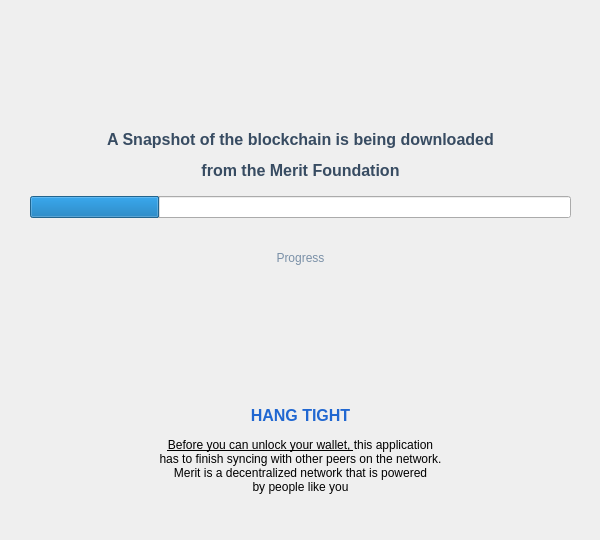
meritlabs/merit, file src/qt/forms/faststart.ui: the form before one commit.
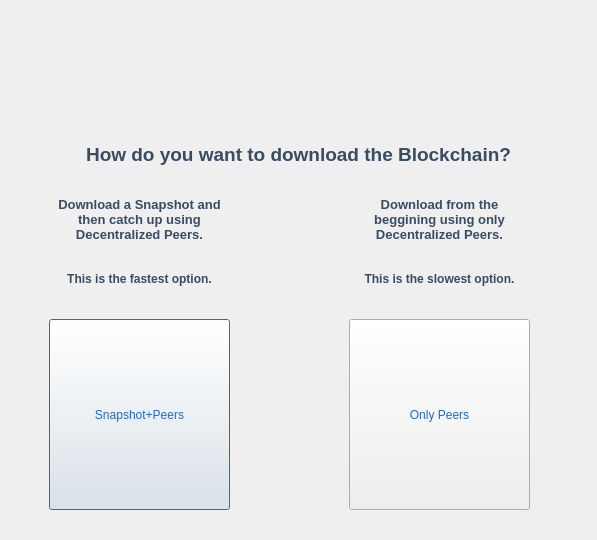
The form after the commit. Icons and pictures are not drawn.

Commit message: Add a choice dialog allowing user to pick snapshot or peer download.

What changed in the file:
```diff
--- a/src/qt/forms/faststart.ui
+++ b/src/qt/forms/faststart.ui
@@ -6,59 +6,20 @@
    <rect>
     <x>0</x>
     <y>0</y>
-    <width>600</width>
+    <width>597</width>
     <height>540</height>
    </rect>
   </property>
   <property name="windowTitle">
    <string>Dialog</string>
   </property>
-  <widget class="QWidget" name="verticalLayoutWidget">
-   <property name="geometry">
-    <rect>
-     <x>30</x>
-     <y>121</y>
-     <width>541</width>
-     <height>171</height>
-    </rect>
-   </property>
-   <layout class="QVBoxLayout" name="verticalLayout">
-    <item>
-     <widget class="QLabel" name="label_2">
-      <property name="text">
-       <string>&lt;html&gt;&lt;head/&gt;&lt;body&gt;&lt;p align=&quot;center&quot;&gt;&lt;span style=&quot; font-size:12pt; font-weight:600; color:#384c62;&quot;&gt;A Snapshot of the blockchain is being downloaded&lt;/span&gt;&lt;/p&gt;&lt;p align=&quot;center&quot;&gt;&lt;span style=&quot; font-size:12pt; font-weight:600; color:#384c62;&quot;&gt;from the Merit Foundation&lt;/span&gt;&lt;/p&gt;&lt;/body&gt;&lt;/html&gt;</string>
-      </property>
-      <property name="margin">
-       <number>20</number>
-      </property>
-     </widget>
-    </item>
-    <item>
-     <widget class="QProgressBar" name="progressBar">
-      <property name="value">
-       <number>24</number>
-      </property>
-      <property name="format">
-       <string/>
-      </property>
-     </widget>
-    </item>
-    <item>
-     <widget class="QLabel" name="statusLabel">
-      <property name="text">
-       <string>&lt;html&gt;&lt;head/&gt;&lt;body&gt;&lt;p align=&quot;center&quot;&gt;&lt;span style=&quot; color:#7a90a7;&quot;&gt;Progress&lt;/span&gt;&lt;/p&gt;&lt;/body&gt;&lt;/html&gt;</string>
-      </property>
-     </widget>
-    </item>
-   </layout>
-  </widget>
   <widget class="QWidget" name="layoutWidget">
    <property name="geometry">
     <rect>
      <x>11</x>
      <y>10</y>
-     <width>581</width>
-     <height>101</height>
+     <width>571</width>
+     <height>102</height>
     </rect>
    </property>
    <layout class="QVBoxLayout" name="verticalLayoutIcon">
@@ -116,11 +77,189 @@
     </item>
    </layout>
   </widget>
+  <widget class="QStackedWidget" name="stack">
+   <property name="geometry">
+    <rect>
+     <x>-1</x>
+     <y>119</y>
+     <width>601</width>
+     <height>421</height>
+    </rect>
+   </property>
+   <property name="currentIndex">
+    <number>0</number>
+   </property>
+   <widget class="QWidget" name="choicePage">
+    <widget class="QLabel" name="label_3">
+     <property name="geometry">
+      <rect>
+       <x>30</x>
+       <y>0</y>
+       <width>539</width>
+       <height>71</height>
+      </rect>
+     </property>
+     <property name="text">
+      <string>&lt;html&gt;&lt;head/&gt;&lt;body&gt;&lt;p align=&quot;center&quot;&gt;&lt;span style=&quot; font-size:14pt; font-weight:600; color:#384c62;&quot;&gt;How do you want to download the Blockchain?&lt;/span&gt;&lt;/p&gt;&lt;/body&gt;&lt;/html&gt;</string>
+     </property>
+     <property name="margin">
+      <number>0</number>
+     </property>
+    </widget>
+    <widget class="QPushButton" name="snapshotButton">
+     <property name="geometry">
+      <rect>
+       <x>50</x>
+       <y>200</y>
+       <width>181</width>
+       <height>191</height>
+      </rect>
+     </property>
+     <property name="styleSheet">
+      <string notr="true">font: 14pt &quot;Sans Serif&quot;; color: rgb(32, 103, 209);</string>
+     </property>
+     <property name="text">
+      <string>Snapshot+Peers</string>
+     </property>
+    </widget>
+    <widget class="QPushButton" name="peersButton">
+     <property name="geometry">
+      <rect>
+       <x>350</x>
+       <y>200</y>
+       <width>181</width>
+       <height>191</height>
+      </rect>
+     </property>
+     <property name="styleSheet">
+      <string notr="true">font: 14pt &quot;Sans Serif&quot;; color: rgb(32, 103, 209);</string>
+     </property>
+     <property name="text">
+      <string>Only Peers</string>
+     </property>
+    </widget>
+    <widget class="QLabel" name="label_4">
+     <property name="geometry">
+      <rect>
+       <x>50</x>
+       <y>70</y>
+       <width>181</width>
+       <height>61</height>
+      </rect>
+     </property>
+     <property name="text">
+      <string>&lt;html&gt;&lt;head/&gt;&lt;body&gt;&lt;p align=&quot;center&quot;&gt;&lt;span style=&quot; font-size:10pt; font-weight:600; color:#384c62;&quot;&gt;Download a Snapshot and then catch up using Decentralized Peers.&lt;/span&gt;&lt;/p&gt;&lt;/body&gt;&lt;/html&gt;</string>
+     </property>
+     <property name="wordWrap">
+      <bool>true</bool>
+     </property>
+     <property name="margin">
+      <number>0</number>
+     </property>
+    </widget>
+    <widget class="QLabel" name="label_5">
+     <property name="geometry">
+      <rect>
+       <x>350</x>
+       <y>70</y>
+       <width>181</width>
+       <height>61</height>
+      </rect>
+     </property>
+     <property name="text">
+      <string>&lt;html&gt;&lt;head/&gt;&lt;body&gt;&lt;p align=&quot;center&quot;&gt;&lt;span style=&quot; font-size:10pt; font-weight:600; color:#384c62;&quot;&gt;Download from the beggining using only Decentralized Peers.&lt;/span&gt;&lt;/p&gt;&lt;/body&gt;&lt;/html&gt;</string>
+     </property>
+     <property name="wordWrap">
+      <bool>true</bool>
+     </property>
+     <property name="margin">
+      <number>0</number>
+     </property>
+    </widget>
+    <widget class="QLabel" name="label_6">
+     <property name="geometry">
+      <rect>
+       <x>50</x>
+       <y>120</y>
+       <width>181</width>
+       <height>81</height>
+      </rect>
+     </property>
+     <property name="text">
+      <string>&lt;html&gt;&lt;head/&gt;&lt;body&gt;&lt;p align=&quot;center&quot;&gt;&lt;span style=&quot; font-weight:600; color:#384c62;&quot;&gt;This is the fastest option.&lt;/span&gt;&lt;/p&gt;&lt;/body&gt;&lt;/html&gt;</string>
+     </property>
+     <property name="wordWrap">
+      <bool>true</bool>
+     </property>
+     <property name="margin">
+      <number>0</number>
+     </property>
+    </widget>
+    <widget class="QLabel" name="label_7">
+     <property name="geometry">
+      <rect>
+       <x>350</x>
+       <y>120</y>
+       <width>181</width>
+       <height>81</height>
+      </rect>
+     </property>
+     <property name="text">
+      <string>&lt;html&gt;&lt;head/&gt;&lt;body&gt;&lt;p align=&quot;center&quot;&gt;&lt;span style=&quot; font-weight:600; color:#384c62;&quot;&gt;This is the slowest option.&lt;/span&gt;&lt;/p&gt;&lt;/body&gt;&lt;/html&gt;</string>
+     </property>
+     <property name="wordWrap">
+      <bool>true</bool>
+     </property>
+     <property name="margin">
+      <number>0</number>
+     </property>
+    </widget>
+   </widget>
+   <widget class="QWidget" name="downloadPage">
+    <widget class="QWidget" name="verticalLayoutWidget">
+     <property name="geometry">
+      <rect>
+       <x>30</x>
+       <y>0</y>
+       <width>541</width>
+       <height>171</height>
+      </rect>
+     </property>
+     <layout class="QVBoxLayout" name="verticalLayout">
+      <item>
+       <widget class="QLabel" name="label_2">
+        <property name="text">
+         <string>&lt;html&gt;&lt;head/&gt;&lt;body&gt;&lt;p align=&quot;center&quot;&gt;&lt;span style=&quot; font-size:12pt; font-weight:600; color:#384c62;&quot;&gt;A Snapshot of the blockchain is being downloaded&lt;/span&gt;&lt;/p&gt;&lt;p align=&quot;center&quot;&gt;&lt;span style=&quot; font-size:12pt; font-weight:600; color:#384c62;&quot;&gt;from the Merit Foundation&lt;/span&gt;&lt;/p&gt;&lt;/body&gt;&lt;/html&gt;</string>
+        </property>
+        <property name="margin">
+         <number>20</number>
+        </property>
+       </widget>
+      </item>
+      <item>
+       <widget class="QProgressBar" name="progressBar">
+        <property name="value">
+         <number>24</number>
+        </property>
+        <property name="format">
+         <string/>
+        </property>
+       </widget>
+      </item>
+      <item>
+       <widget class="QLabel" name="statusLabel">
+        <property name="text">
+         <string>&lt;html&gt;&lt;head/&gt;&lt;body&gt;&lt;p align=&quot;center&quot;&gt;&lt;span style=&quot; color:#7a90a7;&quot;&gt;Progress&lt;/span&gt;&lt;/p&gt;&lt;/body&gt;&lt;/html&gt;</string>
+        </property>
+       </widget>
+      </item>
+     </layout>
+    </widget>
   <widget class="QStackedWidget" name="overviewSlides">
    <property name="geometry">
     <rect>
      <x>70</x>
-     <y>300</y>
+       <y>179</y>
      <width>460</width>
      <height>224</height>
     </rect>
@@ -291,6 +430,15 @@
     </widget>
    </widget>
   </widget>
+    <zorder>overviewSlides</zorder>
+    <zorder>verticalLayoutWidget</zorder>
+    <zorder>layoutWidget</zorder>
+    <zorder>verticalLayoutWidget</zorder>
+    <zorder>overviewSlides</zorder>
+   </widget>
+  </widget>
+  <zorder>stack</zorder>
+  <zorder>layoutWidget</zorder>
  </widget>
  <resources>
   <include location="../merit.qrc"/>
```
Lines whose indentation alone changed are shown as unchanged. The commit also changes 3 other files.
